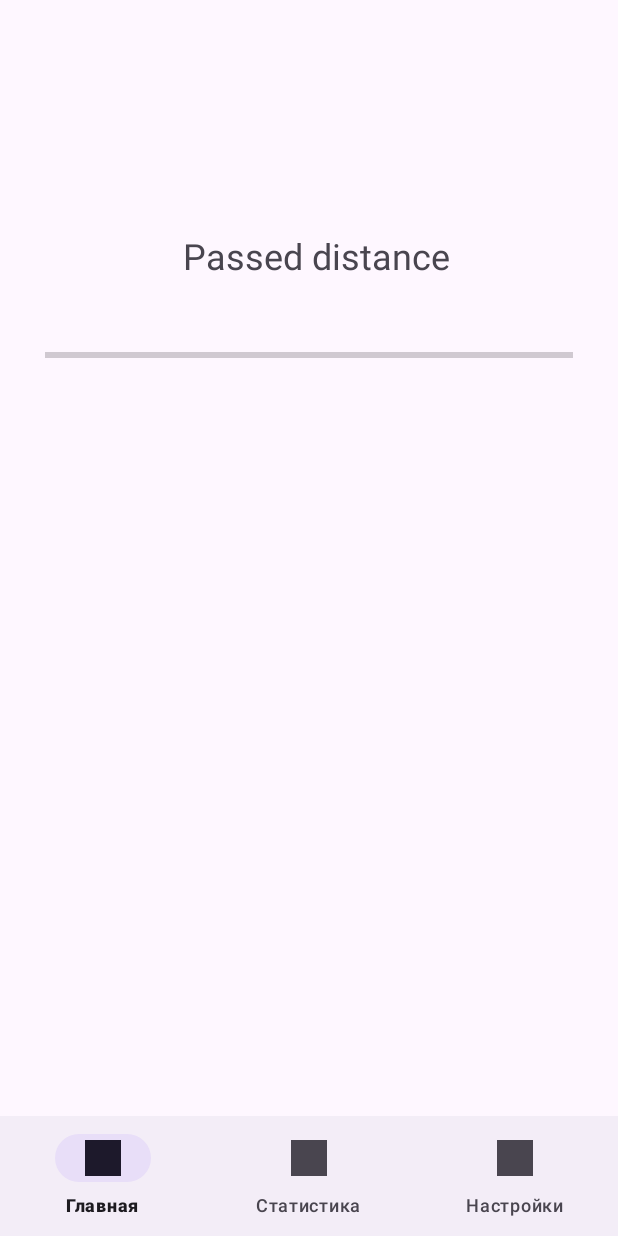
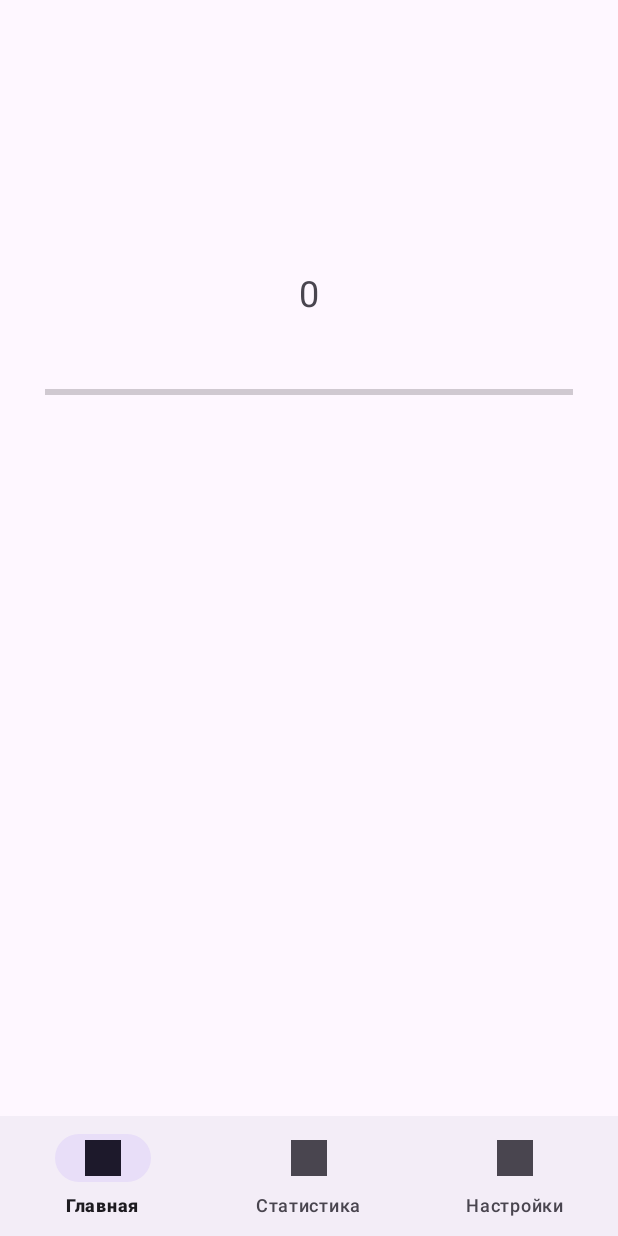
Before and after one commit to 4udiwe/step-counter, an Android app: the fragment FragmentMain placed in its activity, on a phone screen of 412 x 824 dp. Run offline under Robolectric (Android 15) with nearby library versions, the phone set to English and light mode, and no system bars; 1 statement that could not run was skipped.

Commit message:
swiperefresh на 1 и 2 фрагментах. progresspar на 1 фрагметне

```diff
--- a/app/build.gradle.kts
+++ b/app/build.gradle.kts
@@ -30,7 +30,7 @@ android {
 
 dependencies {
 
-    implementation(libs.swiperefreshlayout)
+    implementation (libs.swiperefreshlayout.v120alpha01)
     implementation(libs.appcompat)
     implementation(libs.material)
     implementation(libs.activity)
--- a/app/src/main/java/com/example/step_counter/FragmentMain.java
+++ b/app/src/main/java/com/example/step_counter/FragmentMain.java
@@ -4,8 +4,6 @@ import android.os.Bundle;
 import androidx.fragment.app.Fragment;
 import androidx.swiperefreshlayout.widget.SwipeRefreshLayout;
 
-import android.os.Handler;
-import android.os.Looper;
 import android.util.Log;
 import android.view.LayoutInflater;
 import android.view.View;
@@ -16,7 +14,7 @@ import android.widget.TextView;
 import com.example.step_counter.db.DBManager;
 
 
-public class FragmentMain extends Fragment {
+public class FragmentMain extends Fragment implements SwipeRefreshLayout.OnRefreshListener {
     private TextView tvDictance;
     private DBManager dbManager;
     private ProgressBar progressBar;
@@ -37,20 +35,24 @@ public class FragmentMain extends Fragment {
         progressBar = view.findViewById(R.id.progressBar);
         progressBar.setMax(dbManager.getTarget());
 
-        Log.d("RRR", view.toString());
 
-        swipeRefresh = view.findViewById(R.id.swiperefresh);
-        swipeRefresh.setOnRefreshListener(new SwipeRefreshLayout.OnRefreshListener() {
-            @Override
-            public void onRefresh() {
-                dbManager.openDB();
-                tvDictance.setText(String.valueOf(dbManager.readLastFromDB()));
-                dbManager.closeDB();
-            }
-        });
+        swipeRefresh = (SwipeRefreshLayout) view.findViewById(R.id.swiperefresh);
+        swipeRefresh.setOnRefreshListener(this);
+        onRefresh();
 
 
         return view;
     }
 
+    @Override
+    public void onRefresh() {
+        Log.d("RRR", "Refresh");
+        dbManager.openDB();
+        int steps = dbManager.readLastFromDB();
+        tvDictance.setText(String.valueOf(steps));
+        progressBar.setProgress(steps,true);
+        dbManager.closeDB();
+        swipeRefresh.setRefreshing(false);
+
+    }
 }
--- a/app/src/main/res/layout/activity_main.xml
+++ b/app/src/main/res/layout/activity_main.xml
@@ -17,6 +17,8 @@
         android:id="@+id/fragmcontainer"
         android:layout_width="match_parent"
         android:layout_height="651dp"
-        android:clickable="false" />
+        android:clickable="false"
+        android:isScrollContainer="true"
+        android:overScrollMode="ifContentScrolls" />
 
 </androidx.coordinatorlayout.widget.CoordinatorLayout>
--- a/app/src/main/res/layout/fragment_main.xml
+++ b/app/src/main/res/layout/fragment_main.xml
@@ -1,5 +1,6 @@
 <?xml version="1.0" encoding="utf-8"?>
-<RelativeLayout xmlns:android="http://schemas.android.com/apk/res/android"
+<androidx.constraintlayout.widget.ConstraintLayout
+    xmlns:android="http://schemas.android.com/apk/res/android"
     xmlns:app="http://schemas.android.com/apk/res-auto"
     xmlns:tools="http://schemas.android.com/tools"
     android:layout_width="match_parent"
@@ -12,12 +13,6 @@
         android:id="@+id/tvDist"
         android:layout_width="wrap_content"
         android:layout_height="wrap_content"
-        android:layout_alignParentStart="true"
-        android:layout_alignParentTop="true"
-        android:layout_alignParentEnd="true"
-        android:layout_marginStart="122dp"
-        android:layout_marginTop="154dp"
-        android:layout_marginEnd="111dp"
         android:text="Passed distance"
         android:textSize="24sp"
         app:layout_constraintBottom_toBottomOf="parent"
@@ -27,20 +22,24 @@
         app:layout_constraintVertical_bias="0.289" />
 
     <androidx.swiperefreshlayout.widget.SwipeRefreshLayout
+        xmlns:android="http://schemas.android.com/apk/res/android"
         android:id="@+id/swiperefresh"
         android:layout_width="match_parent"
-        android:layout_height="match_parent"
-        app:layout_constraintHorizontal_bias="1.0" />
+        android:layout_height="match_parent">
+
+        <ListView
+            android:id="@android:id/list"
+            android:layout_width="match_parent"
+            android:layout_height="match_parent" />
+
+    </androidx.swiperefreshlayout.widget.SwipeRefreshLayout>
 
     <ProgressBar
         android:id="@+id/progressBar"
         style="?android:attr/progressBarStyleHorizontal"
         android:layout_width="match_parent"
         android:layout_height="40dp"
-        android:layout_below="@+id/tvDist"
         android:layout_margin="30dp"
-        android:layout_marginTop="29dp"
-        android:layout_marginBottom="30dp"
         android:indeterminateOnly="false"
         android:mirrorForRtl="true"
         app:layout_constraintEnd_toEndOf="parent"
@@ -49,4 +48,4 @@
         app:layout_constraintTop_toBottomOf="@+id/tvDist" />
 
 
-</RelativeLayout>
+</androidx.constraintlayout.widget.ConstraintLayout>
--- a/gradle/libs.versions.toml
+++ b/gradle/libs.versions.toml
@@ -1,5 +1,6 @@
 [versions]
 agp = "8.3.1"
+androidxSwiperefreshlayout = "1.2.0-alpha01"
 gson = "2.10.1"
 junit = "4.13.2"
 junitVersion = "1.1.5"
@@ -20,6 +21,7 @@ material = { group = "com.google.android.material", name = "material", version.r
 activity = { group = "androidx.activity", name = "activity", version.ref = "activity" }
 constraintlayout = { group = "androidx.constraintlayout", name = "constraintlayout", version.ref = "constraintlayout" }
 swiperefreshlayout = { module = "androidx.swiperefreshlayout:swiperefreshlayout", version.ref = "swiperefreshlayout" }
+swiperefreshlayout-v120alpha01 = { module = "androidx.swiperefreshlayout:swiperefreshlayout", version.ref = "androidxSwiperefreshlayout" }
 
 [plugins]
 androidApplication = { id = "com.android.application", version.ref = "agp" }
```
Also changed, not shown: app/src/main/java/com/example/step_counter/FragmentStat.java (+30 -44 lines), app/src/main/res/layout/fragment_stat.xml (+16 -1 lines).
